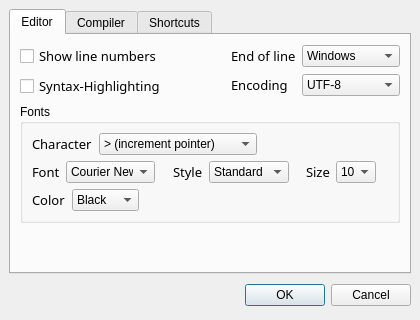
Qt form trunk/src/settings.ui (BackupTheBerlios/bf-dev-svn) before a commit.
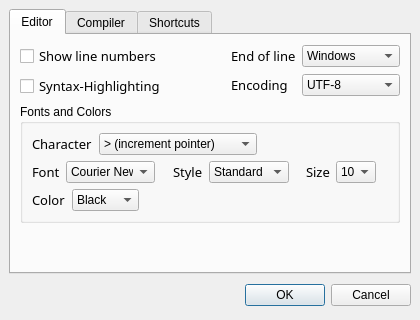
The same form after that commit. Icons and pictures are not drawn.

The edit to the form file:
```diff
--- a/trunk/src/settings.ui
+++ b/trunk/src/settings.ui
@@ -196,7 +196,7 @@
        <item>
         <widget class="QGroupBox" name="groupBox" >
          <property name="title" >
-          <string>Fonts</string>
+          <string>Fonts and Colors</string>
          </property>
          <layout class="QVBoxLayout" >
           <property name="margin" >
```
